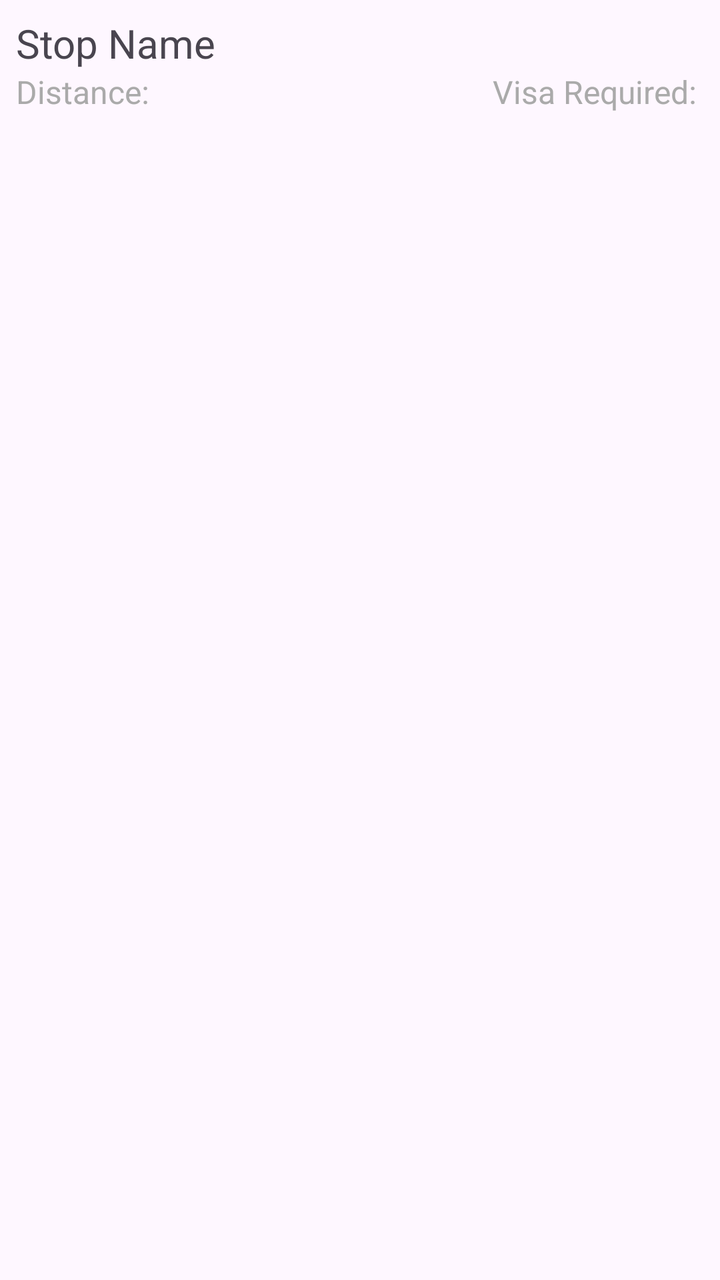
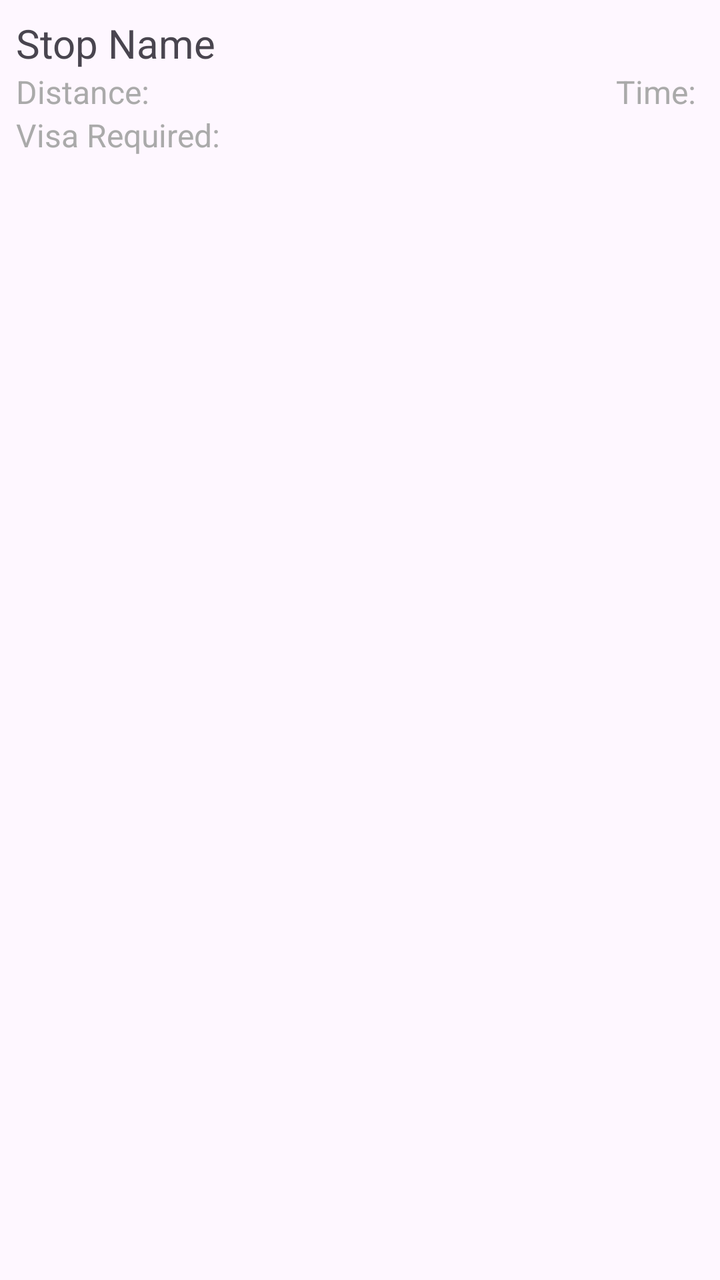

Two renders of the same Android screen: before a commit and after it. Below are the layout's source before the change and the commit's diff.
<!-- AndroidManifest.xml: application theme Theme.JouneyTracker -->
<!-- res/layout/stop_item.xml -->
<?xml version="1.0" encoding="utf-8"?>
<androidx.constraintlayout.widget.ConstraintLayout xmlns:android="http://schemas.android.com/apk/res/android"
    xmlns:app="http://schemas.android.com/apk/res-auto"
    xmlns:tools="http://schemas.android.com/tools"
    android:id="@+id/stopItem"
    android:layout_width="match_parent"
    android:layout_height="wrap_content">

    <LinearLayout
        android:layout_width="match_parent"
        android:layout_height="wrap_content"
        android:gravity="center"
        android:orientation="vertical"
        android:padding="8dp"
        tools:ignore="MissingConstraints">

        <TextView
            android:id="@+id/stopName"
            android:layout_width="match_parent"
            android:layout_height="wrap_content"
            android:textSize="20sp"
            android:text="Stop Name"
            app:layout_constraintBottom_toBottomOf="parent"
            app:layout_constraintEnd_toEndOf="parent"
            app:layout_constraintStart_toStartOf="parent"
            app:layout_constraintTop_toTopOf="parent" />

        <LinearLayout
            android:layout_width="match_parent"
            android:layout_height="wrap_content"
            android:orientation="horizontal">

            <TextView
                android:id="@+id/stopDistance"
                android:layout_width="wrap_content"
                android:layout_height="match_parent"
                android:layout_weight="1"
                android:gravity="start"
                android:text="Distance: "
                android:textColor="@android:color/darker_gray"
                android:textSize="16sp"
                app:layout_constraintBottom_toBottomOf="parent"
                app:layout_constraintEnd_toEndOf="parent"
                app:layout_constraintStart_toStartOf="parent"
                app:layout_constraintTop_toTopOf="parent" />

            <TextView
                android:id="@+id/visaRequired"
                android:layout_width="wrap_content"
                android:layout_height="match_parent"
                android:layout_weight="1"
                android:gravity="end"
                android:text="Visa Required: "
                android:textColor="@android:color/darker_gray"
                android:textSize="16sp"
                app:layout_constraintBottom_toBottomOf="parent"
                app:layout_constraintEnd_toEndOf="parent"
                app:layout_constraintStart_toStartOf="parent"
                app:layout_constraintTop_toTopOf="parent" />

        </LinearLayout>
    </LinearLayout>

</androidx.constraintlayout.widget.ConstraintLayout>
<!-- resources referenced by this layout -->
<resources>
  <style name="Theme.JouneyTracker" parent="Base.Theme.JouneyTracker" />
  <style name="Base.Theme.JouneyTracker" parent="Theme.Material3.DayNight.NoActionBar">
          
          
      </style>
</resources>

<!-- the commit's change to res/layout/stop_item.xml (unified diff, before → after) -->
@@ -45,12 +45,12 @@
                 app:layout_constraintTop_toTopOf="parent" />
 
             <TextView
-                android:id="@+id/visaRequired"
+                android:id="@+id/stopTime"
                 android:layout_width="wrap_content"
                 android:layout_height="match_parent"
                 android:layout_weight="1"
                 android:gravity="end"
-                android:text="Visa Required: "
+                android:text="Time: "
                 android:textColor="@android:color/darker_gray"
                 android:textSize="16sp"
                 app:layout_constraintBottom_toBottomOf="parent"
@@ -58,7 +58,21 @@
                 app:layout_constraintStart_toStartOf="parent"
                 app:layout_constraintTop_toTopOf="parent" />
 
+
         </LinearLayout>
+
+        <TextView
+            android:id="@+id/visaRequired"
+            android:layout_width="match_parent"
+            android:layout_height="wrap_content"
+            android:text="Visa Required: "
+            android:textColor="@android:color/darker_gray"
+            android:textSize="16sp"
+            app:layout_constraintBottom_toBottomOf="parent"
+            app:layout_constraintEnd_toEndOf="parent"
+            app:layout_constraintStart_toStartOf="parent"
+            app:layout_constraintTop_toTopOf="parent" />
+
     </LinearLayout>
 
 </androidx.constraintlayout.widget.ConstraintLayout>
